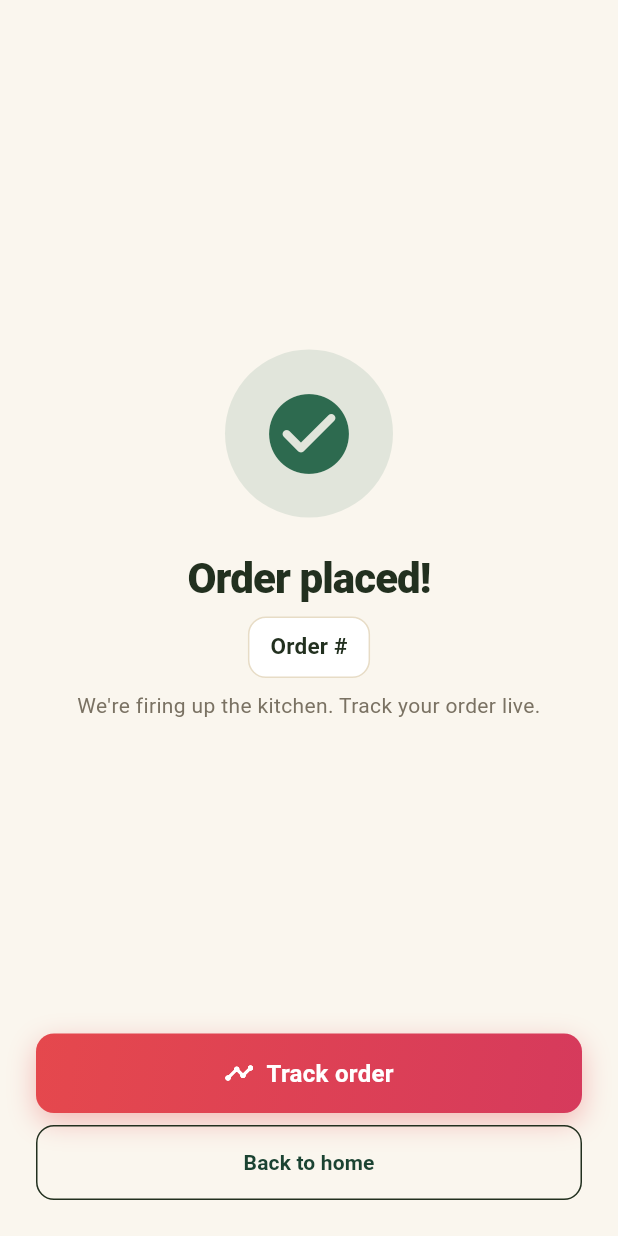
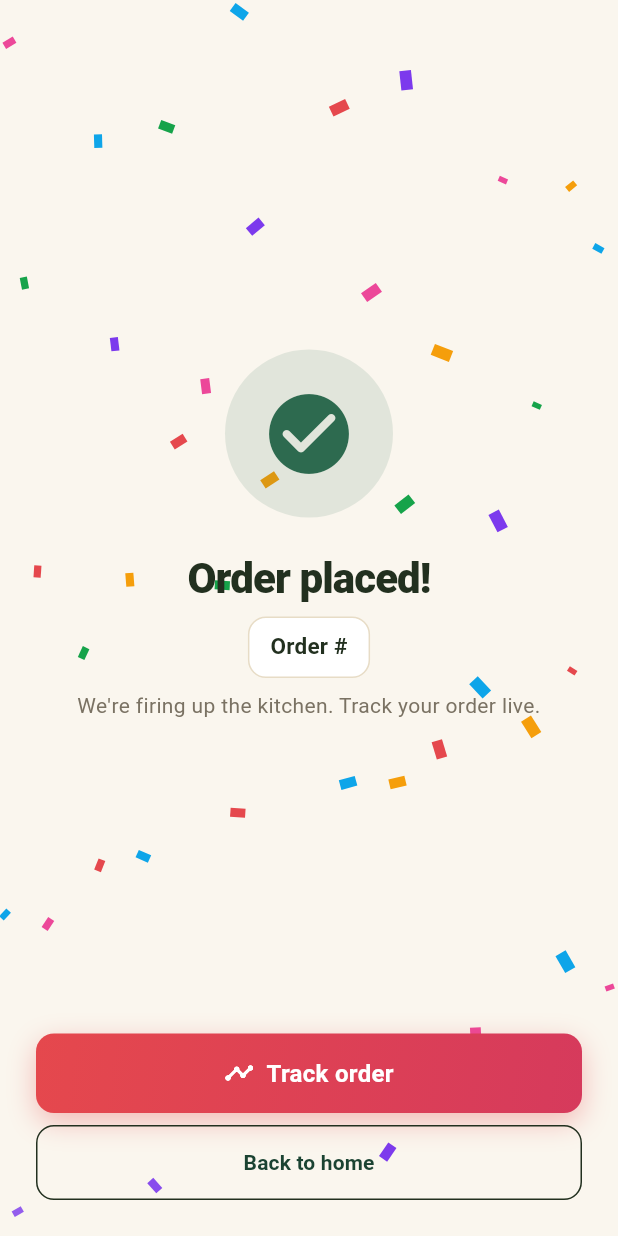
Before and after one commit to Kgramming/quickbite, a Flutter app: the OrderConfirmationScreen screen opened directly with empty values, on a phone screen of 412 x 824 dp. Run offline on Flutter 3.47's test engine with Material 3 defaults, Android fonts, the phone set to English and light mode, and no system bars; our stand-ins replace dio, equatable, flutter_riverpod, go_router, hive, hive_flutter; accounts and stored records are empty.

Commit message:
feat(flutter): confetti celebration on order confirmation
- 50 colorful particles falling from top with rotation
- 3-second animation, fades out at the end
- Pure CustomPainter, no dependencies

```diff
--- a/flutter_app/lib/screens/order_confirmation_screen.dart
+++ b/flutter_app/lib/screens/order_confirmation_screen.dart
@@ -47,7 +47,10 @@ class _OrderConfirmationScreenState
     final tokens = ref.watch(themeTokensProvider);
 
     return Scaffold(
-      body: SafeArea(
+      body: Stack(
+        children: [
+          const _ConfettiBurst(),
+          SafeArea(
             child: Padding(
               padding: const EdgeInsets.all(24),
               child: Column(
@@ -143,6 +146,125 @@ class _OrderConfirmationScreenState
               ),
             ),
           ),
+        ],
+      ),
     );
   }
 }
+
+/// Confetti burst: colorful particles falling from top on order success.
+class _ConfettiBurst extends StatefulWidget {
+  const _ConfettiBurst();
+
+  @override
+  State<_ConfettiBurst> createState() => _ConfettiBurstState();
+}
+
+class _ConfettiBurstState extends State<_ConfettiBurst>
+    with SingleTickerProviderStateMixin {
+  late AnimationController _controller;
+  final _particles = <_Particle>[];
+  static const _colors = [
+    Color(0xFFE5484D),
+    Color(0xFFF59E0B),
+    Color(0xFF16A34A),
+    Color(0xFF7C3AED),
+    Color(0xFFEC4899),
+    Color(0xFF0EA5E9),
+  ];
+
+  @override
+  void initState() {
+    super.initState();
+    final rand = DateTime.now().millisecondsSinceEpoch;
+    for (int i = 0; i < 50; i++) {
+      _particles.add(_Particle(
+        x: ((rand + i * 37) % 100) / 100,
+        delay: ((rand + i * 13) % 800) / 1000,
+        speed: 0.5 + ((rand + i * 7) % 50) / 100,
+        size: 6 + ((rand + i * 11) % 8),
+        color: _colors[i % _colors.length],
+        rotation: ((rand + i * 17) % 360).toDouble(),
+      ));
+    }
+    _controller = AnimationController(
+      vsync: this,
+      duration: const Duration(milliseconds: 3000),
+    )..forward();
+  }
+
+  @override
+  void dispose() {
+    _controller.dispose();
+    super.dispose();
+  }
+
+  @override
+  Widget build(BuildContext context) {
+    return AnimatedBuilder(
+      animation: _controller,
+      builder: (context, _) {
+        return CustomPaint(
+          painter: _ConfettiPainter(
+            particles: _particles,
+            progress: _controller.value,
+          ),
+          size: Size.infinite,
+        );
+      },
+    );
+  }
+}
+
+class _Particle {
+  final double x;
+  final double delay;
+  final double speed;
+  final double size;
+  final Color color;
+  final double rotation;
+
+  _Particle({
+    required this.x,
+    required this.delay,
+    required this.speed,
+    required this.size,
+    required this.color,
+    required this.rotation,
+  });
+}
+
+class _ConfettiPainter extends CustomPainter {
+  final List<_Particle> particles;
+  final double progress;
+
+  _ConfettiPainter({required this.particles, required this.progress});
+
+  @override
+  void paint(Canvas canvas, Size size) {
+    for (final p in particles) {
+      final t = (progress - p.delay) / p.speed;
+      if (t < 0 || t > 1) continue;
+
+      final y = t * size.height * 1.2 - 20;
+      final xPos = p.x * size.width + t * 40 * (p.x > 0.5 ? 1 : -1);
+      final alpha = t > 0.8 ? (1 - t) / 0.2 : 1.0;
+
+      canvas.save();
+      canvas.translate(xPos, y);
+      canvas.rotate(p.rotation + t * 6);
+      canvas.drawRect(
+        Rect.fromCenter(
+          center: Offset.zero,
+          width: p.size,
+          height: p.size * 0.6,
+        ),
+        Paint()..color = p.color.withValues(alpha: alpha.clamp(0.0, 1.0)),
+      );
+      canvas.restore();
+    }
+  }
+
+  @override
+  bool shouldRepaint(_ConfettiPainter old) => old.progress != progress;
+}
```
Lines whose indentation alone changed are shown as unchanged.
